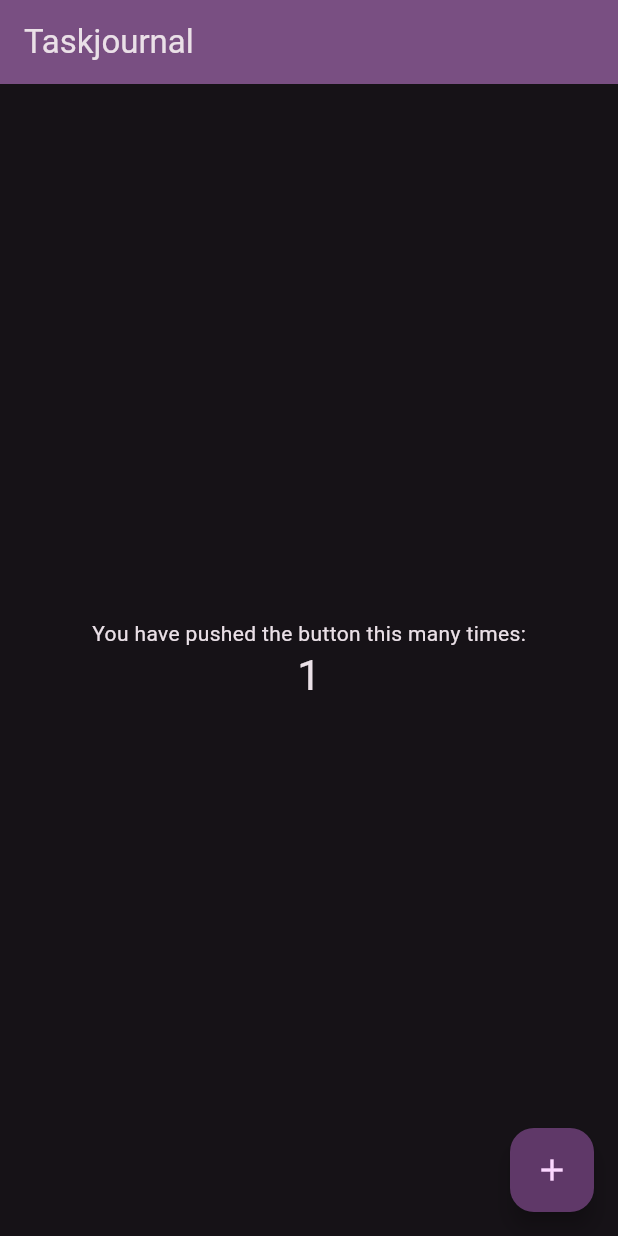
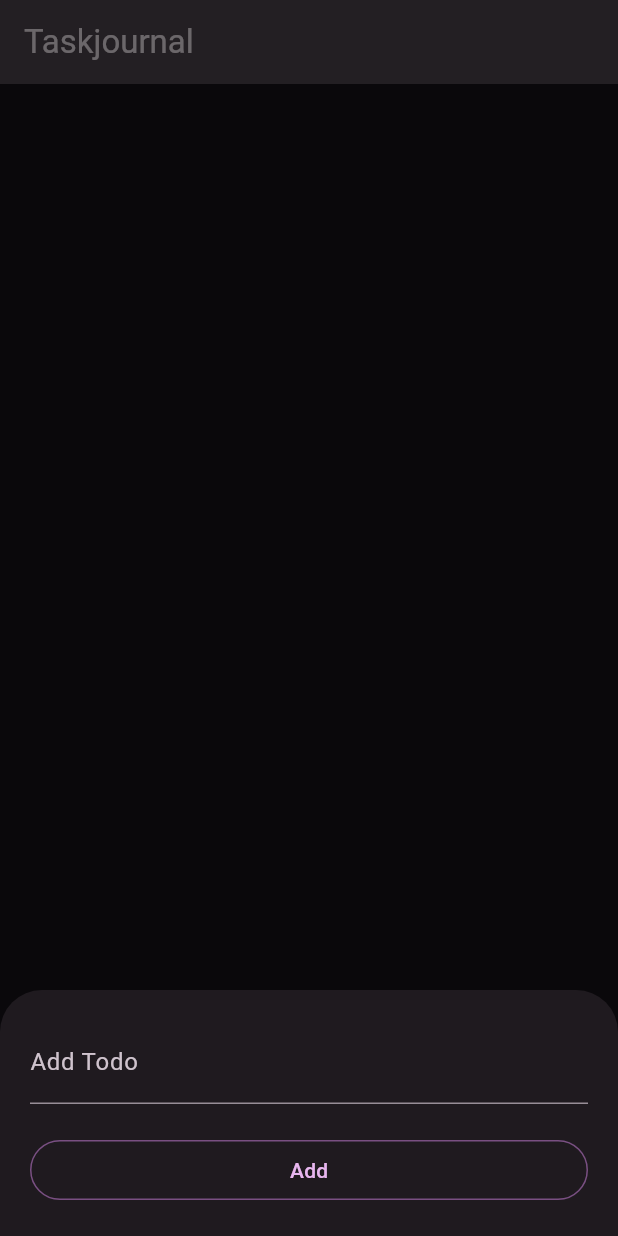
Before and after one commit to LukasGerm/taskjournal, a Flutter app: the screen it shows after launch, after a tap on the "add" icon, on a phone screen of 412 x 824 dp. Run offline on Flutter 3.47's test engine with Material 2 defaults, Android fonts, the phone set to English and light mode, and no system bars.

Commit message:
feat: add todos

```diff
--- /dev/null
+++ b/lib/components/addtodomodal.dart
@@ -0,0 +1,61 @@
+import 'package:flutter/material.dart';
+
+class AddTodoModal extends StatefulWidget {
+  const AddTodoModal({Key? key}) : super(key: key);
+
+  @override
+  State<AddTodoModal> createState() => _AddTodoModalState();
+}
+
+class _AddTodoModalState extends State<AddTodoModal> {
+  late TextEditingController _controller;
+
+  @override
+  void initState() {
+    super.initState();
+    _controller = TextEditingController();
+  }
+
+  @override
+  void dispose() {
+    _controller.dispose();
+    super.dispose();
+  }
+
+  @override
+  Widget build(BuildContext context) {
+    return Padding(
+        padding: EdgeInsets.only(
+            top: 20,
+            right: 20,
+            left: 20,
+            bottom: MediaQuery.of(context).viewInsets.bottom + 20),
+        child: Column(
+            crossAxisAlignment: CrossAxisAlignment.start,
+            mainAxisSize: MainAxisSize.min,
+            children: [
+              Flexible(
+                  child: TextField(
+                controller: _controller,
+                autocorrect: true,
+                decoration: const InputDecoration(
+                  border: UnderlineInputBorder(),
+                  labelText: 'Add Todo',
+                ),
+              )),
+              const SizedBox(height: 20),
+              SizedBox(
+                  width: double.infinity,
+                  child: OutlinedButton(
+                    onPressed: () {
+                      Navigator.pop(context, _controller.text);
+                    },
+                    style: OutlinedButton.styleFrom(
+                      side: BorderSide(
+                          color: Theme.of(context).colorScheme.inversePrimary),
+                    ),
+                    child: const Text('Add'),
+                  )),
+            ]));
+  }
+}
--- /dev/null
+++ b/lib/components/todolist.dart
@@ -0,0 +1,53 @@
+import 'package:flutter/material.dart';
+import 'package:taskjournal/pages/todo.dart';
+
+class TodoList extends StatefulWidget {
+  const TodoList({super.key, required this.todoListItems});
+
+  final List<TodoItem> todoListItems;
+
+  // This widget is the home page of your application. It is stateful, meaning
+  // that it has a State object (defined below) that contains fields that affect
+  // how it looks.
+
+  // This class is the configuration for the state. It holds the values (in this
+  // case the title) provided by the parent (in this case the App widget) and
+  // used by the build method of the State. Fields in a Widget subclass are
+  // always marked "final".
+
+  @override
+  State<TodoList> createState() => _TodoListState();
+}
+
+class _TodoListState extends State<TodoList> {
+  _checkItem(TodoItem item) {
+    setState(() {
+      item.done = !item.done;
+    });
+  }
+
+  @override
+  Widget build(BuildContext context) {
+    return Scaffold(
+      body: ListView(
+        padding: const EdgeInsets.all(20),
+        children: ListTile.divideTiles(context: context, tiles: [
+          for (var item in widget.todoListItems)
+            ListTile(
+              title: Text(item.title,
+                  style: TextStyle(
+                      decoration: item.done
+                          ? TextDecoration.lineThrough
+                          : TextDecoration.none)),
+              leading: Checkbox(
+                value: item.done,
+                onChanged: (value) {
+                  _checkItem(item);
+                },
+              ),
+            )
+        ]).toList(),
+      ),
+    );
+  }
+}
--- a/lib/main.dart
+++ b/lib/main.dart
@@ -2,17 +2,17 @@
 import 'package:taskjournal/pages/todo.dart';
 
 void main() {
-  runApp(const MyApp());
+  runApp(const Taskjournal());
 }
 
-class MyApp extends StatelessWidget {
-  const MyApp({super.key});
+class Taskjournal extends StatelessWidget {
+  const Taskjournal({super.key});
 
   // This widget is the root of your application.
   @override
   Widget build(BuildContext context) {
     return MaterialApp(
-      title: 'Flutter Demo',
+      title: 'Taskjournal',
       themeMode: ThemeMode.dark,
       darkTheme: ThemeData(
         // This is the theme of your application.
@@ -34,7 +34,7 @@
             seedColor: const Color(0xff8d00b0), brightness: Brightness.dark),
         useMaterial3: true,
       ),
-      home: const TodoPage(title: 'Taskjournal'),
+      home: const TodoPage(),
     );
   }
 }
--- a/lib/pages/todo.dart
+++ b/lib/pages/todo.dart
@@ -1,89 +1,52 @@
 import 'package:flutter/material.dart';
+import 'package:taskjournal/components/addtodomodal.dart';
+import 'package:taskjournal/components/todolist.dart';
+
+class TodoItem {
+  String title;
+  bool done;
+
+  TodoItem(this.title, this.done);
+}
 
 class TodoPage extends StatefulWidget {
-  const TodoPage({super.key, required this.title});
-
-  // This widget is the home page of your application. It is stateful, meaning
-  // that it has a State object (defined below) that contains fields that affect
-  // how it looks.
-
-  // This class is the configuration for the state. It holds the values (in this
-  // case the title) provided by the parent (in this case the App widget) and
-  // used by the build method of the State. Fields in a Widget subclass are
-  // always marked "final".
-
-  final String title;
+  const TodoPage({super.key});
 
   @override
   State<TodoPage> createState() => _TodoPageState();
 }
 
 class _TodoPageState extends State<TodoPage> {
-  int _counter = 0;
-
-  void _incrementCounter() {
-    setState(() {
-      // This call to setState tells the Flutter framework that something has
-      // changed in this State, which causes it to rerun the build method below
-      // so that the display can reflect the updated values. If we changed
-      // _counter without calling setState(), then the build method would not be
-      // called again, and so nothing would appear to happen.
-      _counter++;
-    });
-  }
-
+  // those have to probably be initialized then with firebase
+  final _todoListItems = <TodoItem>[];
   @override
   Widget build(BuildContext context) {
-    // This method is rerun every time setState is called, for instance as done
-    // by the _incrementCounter method above.
-    //
-    // The Flutter framework has been optimized to make rerunning build methods
-    // fast, so that you can just rebuild anything that needs updating rather
-    // than having to individually change instances of widgets.
     return Scaffold(
-      appBar: AppBar(
-        // TRY THIS: Try changing the color here to a specific color (to
-        // Colors.amber, perhaps?) and trigger a hot reload to see the AppBar
-        // change color while the other colors stay the same.
-        backgroundColor: Theme.of(context).colorScheme.inversePrimary,
-        // Here we take the value from the MyHomePage object that was created by
-        // the App.build method, and use it to set our appbar title.
-        title: Text(widget.title),
-      ),
-      body: Center(
-        // Center is a layout widget. It takes a single child and positions it
-        // in the middle of the parent.
-        child: Column(
-          // Column is also a layout widget. It takes a list of children and
-          // arranges them vertically. By default, it sizes itself to fit its
-          // children horizontally, and tries to be as tall as its parent.
-          //
-          // Column has various properties to control how it sizes itself and
-          // how it positions its children. Here we use mainAxisAlignment to
-          // center the children vertically; the main axis here is the vertical
-          // axis because Columns are vertical (the cross axis would be
-          // horizontal).
-          //
-          // TRY THIS: Invoke "debug painting" (choose the "Toggle Debug Paint"
-          // action in the IDE, or press "p" in the console), to see the
-          // wireframe for each widget.
-          mainAxisAlignment: MainAxisAlignment.center,
-          children: <Widget>[
-            const Text(
-              'You have pushed the button this many times:',
-            ),
-            Text(
-              '$_counter',
-              style: Theme.of(context).textTheme.headlineMedium,
-            ),
-          ],
+        appBar: AppBar(
+          scrolledUnderElevation: 0,
+          title: const Text("Taskjournal"),
+          backgroundColor: Theme.of(context).colorScheme.surfaceVariant,
         ),
-      ),
-      floatingActionButton: FloatingActionButton(
-        onPressed: _incrementCounter,
-        tooltip: 'Increment',
-        child: const Icon(Icons.add),
-      ), // This trailing comma makes auto-formatting nicer for build methods.
-    );
+        body: TodoList(
+          todoListItems: _todoListItems,
+        ),
+        floatingActionButton: FloatingActionButton(
+          onPressed: () async {
+            final result = await showModalBottomSheet(
+                context: context,
+                isScrollControlled: true,
+                builder: (BuildContext builder) {
+                  return const AddTodoModal();
+                });
+
+            if (result != null) {
+              setState(() {
+                _todoListItems.add(TodoItem(result, false));
+              });
+            }
+          },
+          backgroundColor: Theme.of(context).colorScheme.inversePrimary,
+          child: const Icon(Icons.add),
+        ));
   }
 }
```
Also changed, not shown: 1 other file.
